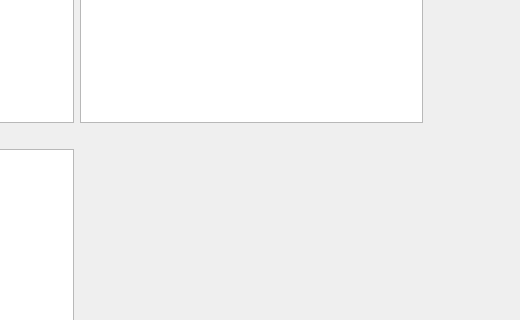
Before: the Qt Designer form mainwindow.ui in JuanCrg90/similaritygraphs, drawn with Qt 5; both pictures show x 280 to 800 and y 189 to 509 of the 800 by 635 pixel window.
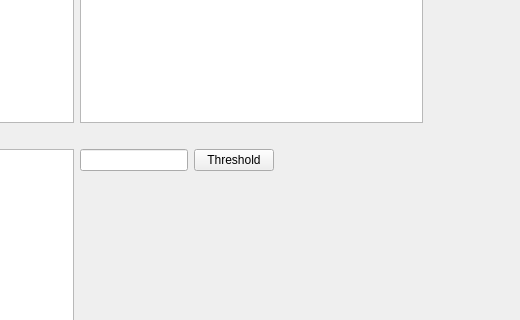
After: the same form once the commit is applied.

Diff of the .ui file:
```diff
--- a/mainwindow.ui
+++ b/mainwindow.ui
@@ -29,11 +29,26 @@
    <bool>false</bool>
   </property>
   <widget class="QWidget" name="centralWidget">
-   <layout class="QGridLayout" name="gridLayout_3">
-    <item row="0" column="0">
      <layout class="QGridLayout" name="gridLayout_2">
       <item row="0" column="0">
        <layout class="QGridLayout" name="gridLayout">
+      <item row="0" column="0">
+       <widget class="QLabel" name="label">
+        <property name="text">
+         <string>Classes</string>
+        </property>
+       </widget>
+      </item>
+      <item row="0" column="1">
+       <widget class="QLabel" name="label_2">
+        <property name="text">
+         <string>Files</string>
+        </property>
+       </widget>
+      </item>
+      <item row="1" column="0">
+       <widget class="QTableWidget" name="CorporaTableWidget"/>
+      </item>
         <item row="1" column="1">
          <widget class="QTableWidget" name="CorpusTableWidget"/>
         </item>
@@ -44,26 +59,63 @@
           </property>
          </widget>
         </item>
-        <item row="0" column="1">
-         <widget class="QLabel" name="label_2">
-          <property name="text">
-           <string>Files</string>
-          </property>
-         </widget>
-        </item>
-        <item row="1" column="0">
-         <widget class="QTableWidget" name="CorporaTableWidget"/>
-        </item>
-        <item row="0" column="0">
-         <widget class="QLabel" name="label">
-          <property name="text">
-           <string>Classes</string>
-          </property>
-         </widget>
-        </item>
         <item row="3" column="0">
          <widget class="QTableWidget" name="FrequencytableWidget"/>
         </item>
+      <item row="3" column="1">
+       <layout class="QVBoxLayout" name="verticalLayout_2">
+        <item>
+         <layout class="QHBoxLayout" name="horizontalLayout">
+          <item>
+           <widget class="QLineEdit" name="ThresholdLineEdit">
+            <property name="sizePolicy">
+             <sizepolicy hsizetype="Fixed" vsizetype="Fixed">
+              <horstretch>0</horstretch>
+              <verstretch>0</verstretch>
+             </sizepolicy>
+            </property>
+           </widget>
+          </item>
+          <item>
+           <widget class="QPushButton" name="ThresholdPushButton">
+            <property name="text">
+             <string>Threshold</string>
+            </property>
+           </widget>
+          </item>
+          <item>
+           <spacer name="horizontalSpacer">
+            <property name="orientation">
+             <enum>Qt::Horizontal</enum>
+            </property>
+            <property name="sizeType">
+             <enum>QSizePolicy::Expanding</enum>
+            </property>
+            <property name="sizeHint" stdset="0">
+             <size>
+              <width>40</width>
+              <height>20</height>
+             </size>
+            </property>
+           </spacer>
+          </item>
+         </layout>
+        </item>
+        <item>
+         <spacer name="verticalSpacer_2">
+          <property name="orientation">
+           <enum>Qt::Vertical</enum>
+          </property>
+          <property name="sizeHint" stdset="0">
+           <size>
+            <width>20</width>
+            <height>40</height>
+           </size>
+          </property>
+         </spacer>
+        </item>
+       </layout>
+      </item>
        </layout>
       </item>
       <item row="0" column="1">
@@ -101,8 +153,6 @@
            <string>Close</string>
           </property>
          </widget>
-        </item>
-       </layout>
       </item>
      </layout>
     </item>
```
Lines whose indentation alone changed are shown as unchanged.
